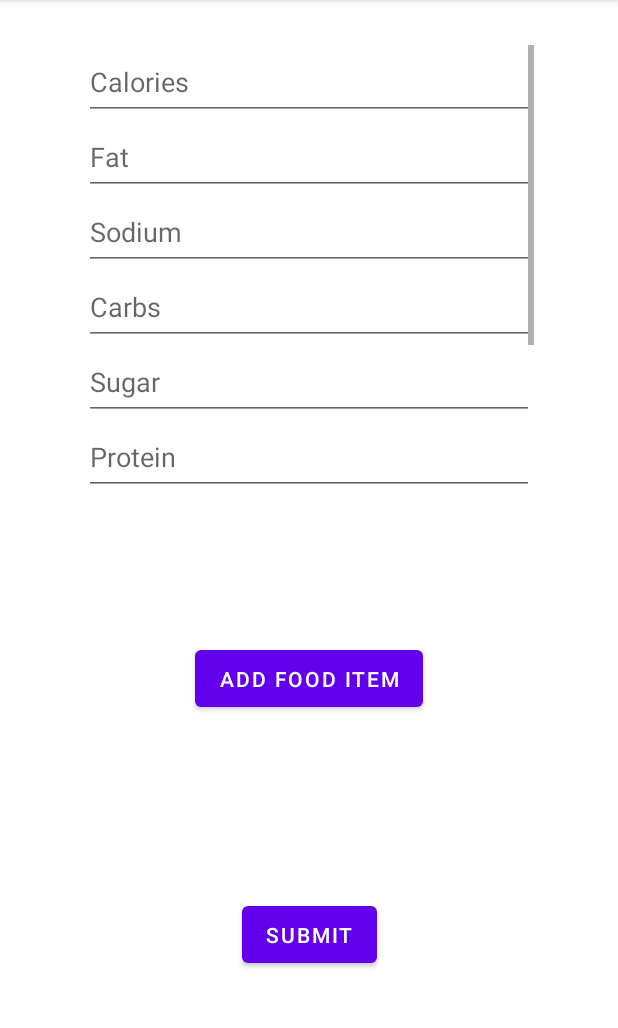
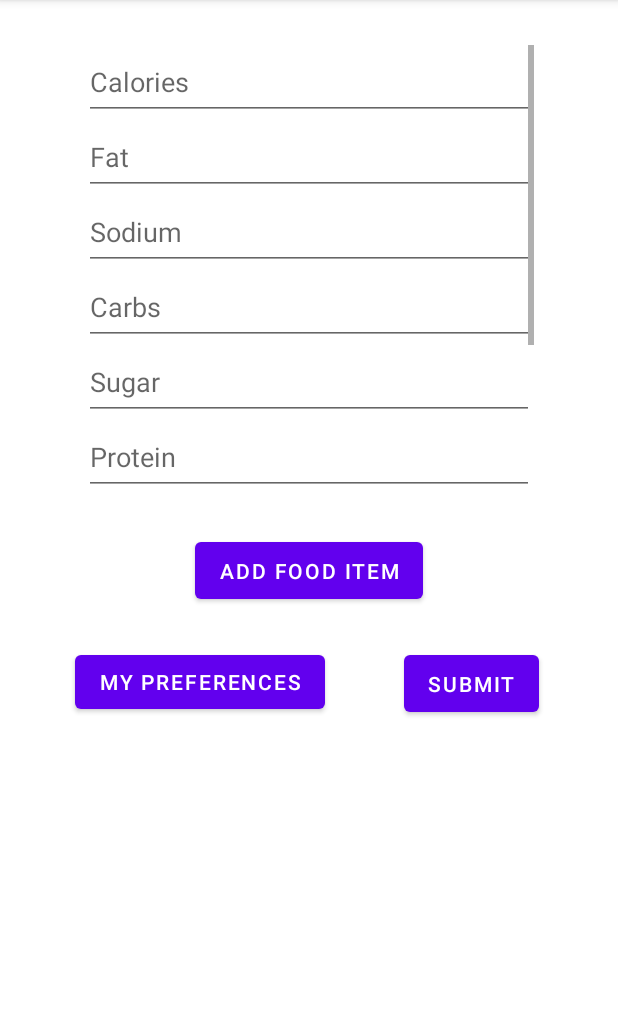
Before and after one commit to CS222-UIUC/course-project-group-94, an Android app: the NutritionInputFragment screen opened through its navigation route, on a phone screen of 412 x 824 dp, the part 84-1112 px from its top. Run offline under Robolectric (Android 15) with nearby library versions, the phone set to English and light mode, and no system bars.

Commit message:
Add navigation to and from user preferences (#19)

```diff
--- a/frontend/app/src/main/java/com/cs222/nutrify/ui/NutritionInputFragment.kt
+++ b/frontend/app/src/main/java/com/cs222/nutrify/ui/NutritionInputFragment.kt
@@ -11,6 +11,7 @@ import android.widget.Toast
 import androidx.fragment.app.Fragment
 import androidx.fragment.app.activityViewModels
 import androidx.lifecycle.Observer
+import androidx.navigation.Navigation
 import com.cs222.nutrify.R
 import com.cs222.nutrify.databinding.FragmentNutritioninputBinding
 import com.cs222.nutrify.viewmodels.NutritionInputViewModel
@@ -62,6 +63,10 @@ class NutritionInputFragment : Fragment() {
                 editTextList.forEach { it.text.clear() }
                 Toast.makeText(activity, R.string.filled_text_boxes_add, Toast.LENGTH_SHORT).show()
             }
+        }
+
+        binding.goToUserPreferencesFromInput.setOnClickListener {
+            Navigation.findNavController(it).navigate(R.id.updateUserPreferencesAction)
         }
     }
 
--- a/frontend/app/src/main/res/layout/fragment_nutritioninput.xml
+++ b/frontend/app/src/main/res/layout/fragment_nutritioninput.xml
@@ -100,25 +100,29 @@
         android:layout_width="wrap_content"
         android:layout_height="50dp"
         android:text="@string/add_food_information"
-        app:layout_constraintBottom_toBottomOf="parent"
-        app:layout_constraintHeight_percent=".5"
-        app:layout_constraintHorizontal_bias="0.5"
-        app:layout_constraintLeft_toLeftOf="parent"
-        app:layout_constraintRight_toRightOf="parent"
-        app:layout_constraintTop_toBottomOf="@+id/scroll"
-        app:layout_constraintVertical_bias="0.25"
-        app:layout_constraintWidth_percent=".5" />
+        android:layout_marginTop="25dp"
+        app:layout_constraintStart_toStartOf="parent"
+        app:layout_constraintEnd_toEndOf="parent"
+        app:layout_constraintTop_toBottomOf="@+id/scroll" />
 
     <Button
         android:id="@+id/submit"
         android:layout_width="wrap_content"
         android:layout_height="50dp"
         android:text="@string/submit_nutrition_info"
-        app:layout_constraintBottom_toBottomOf="parent"
-        app:layout_constraintHeight_percent=".5"
-        app:layout_constraintLeft_toLeftOf="parent"
-        app:layout_constraintRight_toRightOf="parent"
+        android:layout_marginTop="25dp"
+        app:layout_constraintStart_toEndOf="@id/go_to_user_preferences_from_input"
+        app:layout_constraintEnd_toEndOf="parent"
+        app:layout_constraintTop_toBottomOf="@+id/addNutritionInfo"/>
+
+    <Button
+        android:id="@+id/go_to_user_preferences_from_input"
+        android:layout_width="wrap_content"
+        android:layout_height="wrap_content"
+        android:text="@string/button_to_user_prefs_from_input"
+        android:layout_marginTop="25dp"
+        android:layout_marginLeft="50dp"
         app:layout_constraintTop_toBottomOf="@+id/addNutritionInfo"
-        app:layout_constraintWidth_percent=".5"/>
+        app:layout_constraintStart_toStartOf="parent"/>
 
 </androidx.constraintlayout.widget.ConstraintLayout>
--- a/frontend/app/src/main/res/navigation/nav_graph.xml
+++ b/frontend/app/src/main/res/navigation/nav_graph.xml
@@ -13,13 +13,24 @@
         <action
             android:id="@+id/successfulLoginAction"
             app:destination="@id/nutritionInputFragment" />
+        <action
+            android:id="@+id/succesfulRegisterAction"
+            app:destination="@id/userPreferencesFragment" />
     </fragment>
     <fragment
         android:id="@+id/nutritionInputFragment"
         android:name="com.cs222.nutrify.ui.NutritionInputFragment"
-        android:label="NutritionInputFragment"/>
+        android:label="NutritionInputFragment">
+        <action
+            android:id="@+id/updateUserPreferencesAction"
+            app:destination="@id/userPreferencesFragment" />
+    </fragment>
     <fragment
         android:id="@+id/userPreferencesFragment"
         android:name="com.cs222.nutrify.ui.UserPreferencesFragment"
-        android:label="UserPreferencesFragment" />
+        android:label="UserPreferencesFragment" >
+        <action
+            android:id="@+id/saveUserPreferencesAction"
+            app:destination="@id/nutritionInputFragment" />
+    </fragment>
 </navigation>
--- a/frontend/app/src/main/res/values/strings.xml
+++ b/frontend/app/src/main/res/values/strings.xml
@@ -34,4 +34,9 @@
     <string name="user_sodium_pref">Sodium</string>
     <string name="user_iron_pref">Iron</string>
     <string name="save_user_pref">Save</string>
+    <string-array name="gender">
+        <item>Male</item>
+        <item>Female</item>
+    </string-array>
+    <string name="button_to_user_prefs_from_input">My Preferences</string>
 </resources>
```
Also changed, not shown: frontend/app/src/main/java/com/cs222/nutrify/ui/UserPreferencesFragment.kt (+19 -0 lines), frontend/app/src/main/res/layout/fragment_userpreferences.xml (+5 -12 lines), 2 other files.
